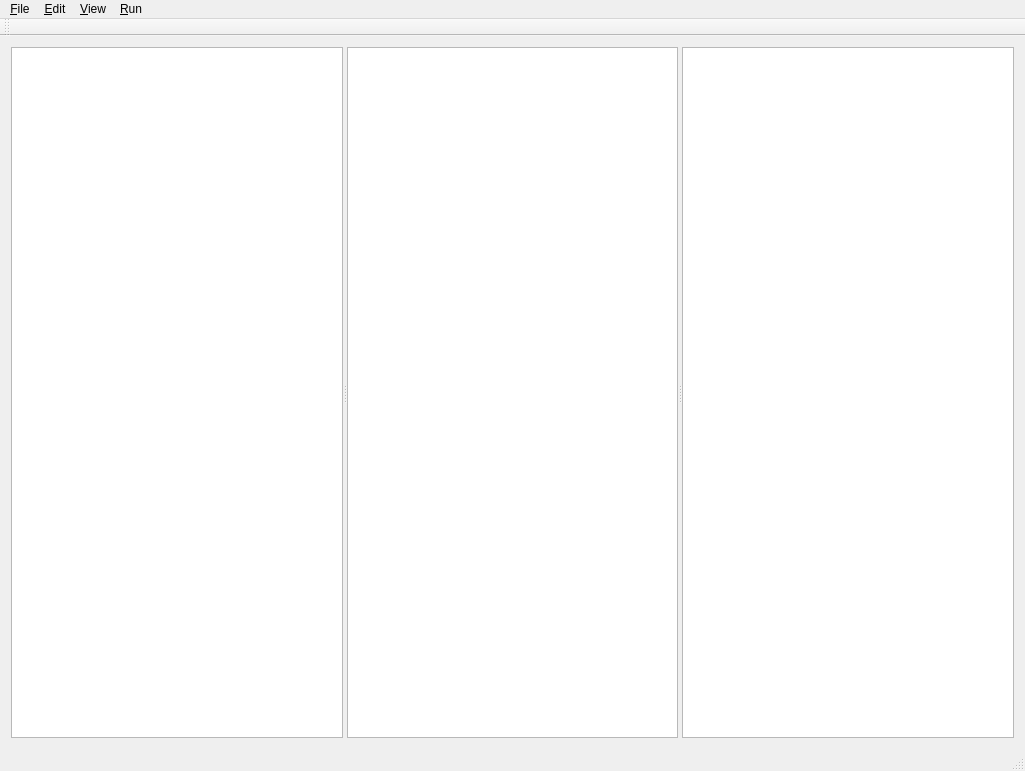
rotanov/c-subset-compiler, file test-driver/mainwindow.ui: the form before one commit.
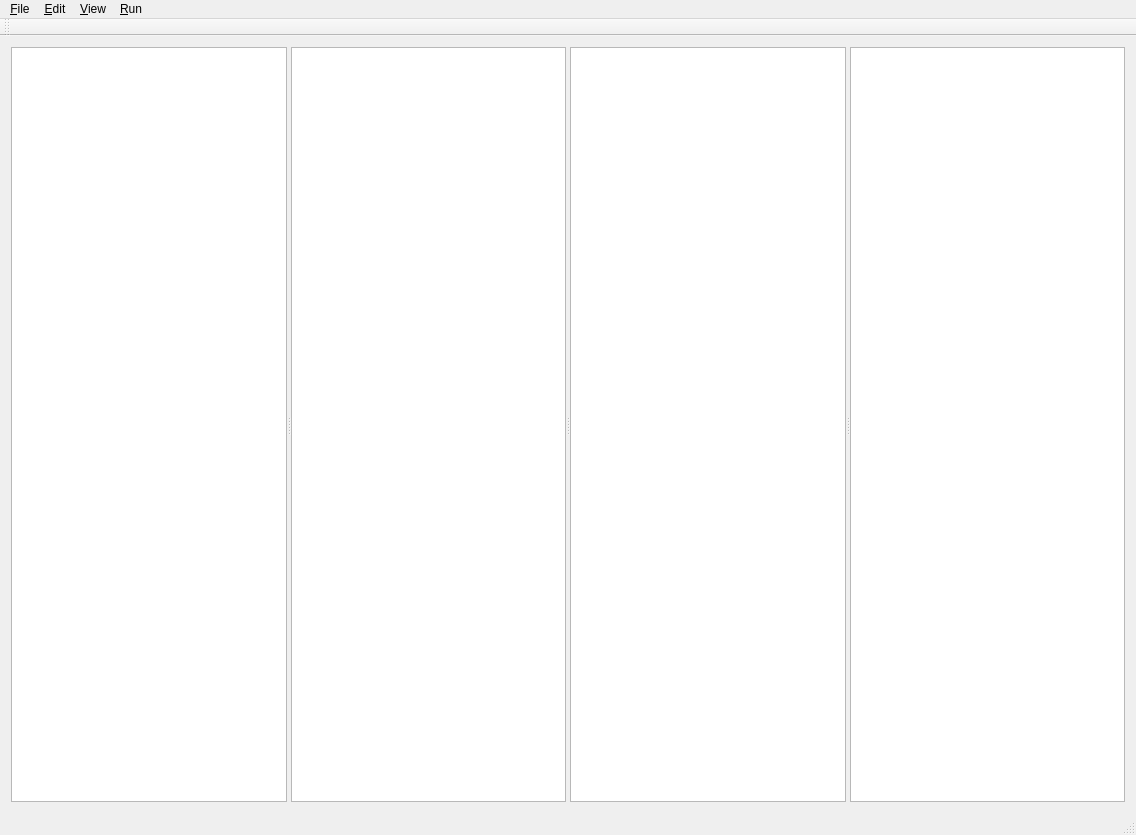
The form after the commit. Custom widgets are drawn as their Qt base class.

```diff
--- a/test-driver/mainwindow.ui
+++ b/test-driver/mainwindow.ui
@@ -6,8 +6,8 @@
    <rect>
     <x>0</x>
     <y>0</y>
-    <width>1025</width>
-    <height>771</height>
+    <width>1136</width>
+    <height>835</height>
    </rect>
   </property>
   <property name="windowTitle">
@@ -47,6 +47,11 @@
         <enum>QPlainTextEdit::NoWrap</enum>
        </property>
       </widget>
+      <widget class="QPlainTextEdit" name="qpteLog">
+       <property name="readOnly">
+        <bool>true</bool>
+       </property>
+      </widget>
      </widget>
     </item>
    </layout>
@@ -56,7 +61,7 @@
     <rect>
      <x>0</x>
      <y>0</y>
-     <width>1025</width>
+     <width>1136</width>
      <height>21</height>
     </rect>
    </property>
```
Left out of the diff: 18 changed lines with no effect on the pictures.
